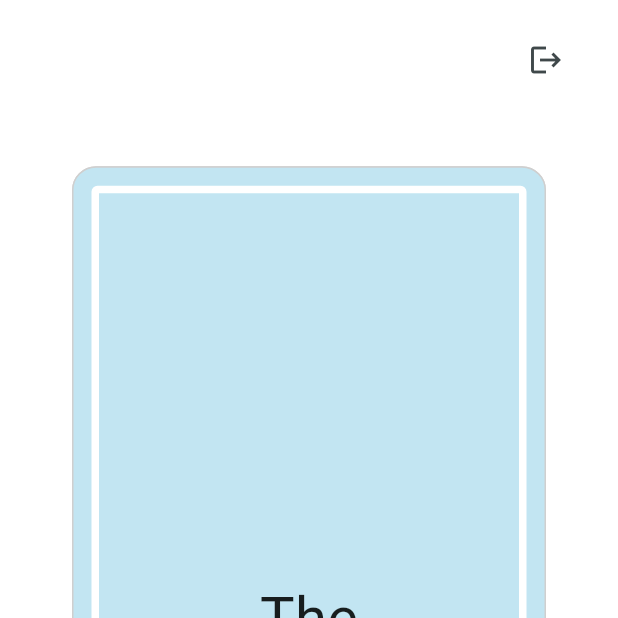
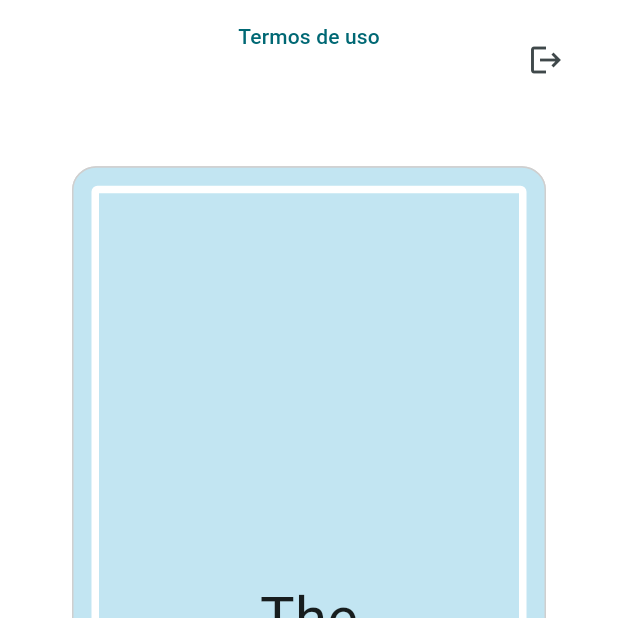
Before and after one commit to matvinFB/flash_cards, a Flutter app: the InfoScreen screen opened directly, after a tap on "Ir para o App", on a phone screen of 412 x 824 dp, the top half of it. Run offline on Flutter 3.47's test engine with Material 3 defaults, Android fonts, the phone set to English and light mode, and no system bars; our stand-ins replace device_info_plus, flutter_mobx, get_it, mobx, supabase_flutter; accounts and stored records are empty; generated files the repository leaves out were written again; network calls fail.

Commit message:
chore: add terms of use button to pages

```diff
--- a/lib/screens/home/home.view.dart
+++ b/lib/screens/home/home.view.dart
@@ -1,3 +1,4 @@
+import 'package:flash_app/screens/terms_of_use/termes_of_use_button.widget.dart';
 import 'package:flutter/material.dart';
 import 'package:flutter_mobx/flutter_mobx.dart';
 import 'package:get_it/get_it.dart';
@@ -108,6 +109,10 @@
                 );
               }),
             ),
+          ),
+          const Align(
+            alignment: Alignment.topCenter,
+            child: TermsOfUseButton(),
           )
         ],
       ),
--- a/lib/screens/info/info.view.dart
+++ b/lib/screens/info/info.view.dart
@@ -1,4 +1,5 @@
 import 'package:flash_app/screens/home/home.view.dart';
+import 'package:flash_app/screens/terms_of_use/termes_of_use_button.widget.dart';
 import 'package:flutter/material.dart';
 
 import 'widgets/card.widget.dart';
@@ -94,11 +95,13 @@
             const SizedBox(
               height: 24,
             ),
+            const TermsOfUseButton(),
             GestureDetector(
-              onTap: () =>
-                  Navigator.of(context).pushReplacement(MaterialPageRoute(
-                builder: (context) => Home(),
-              )),
+              onTap: () => Navigator.of(context).pushReplacement(
+                MaterialPageRoute(
+                  builder: (context) => Home(),
+                ),
+              ),
               child: Container(
                 height: 48,
                 decoration: BoxDecoration(
```
Also changed, not shown: lib/screens/login/login.view.dart (+7 -4 lines).
